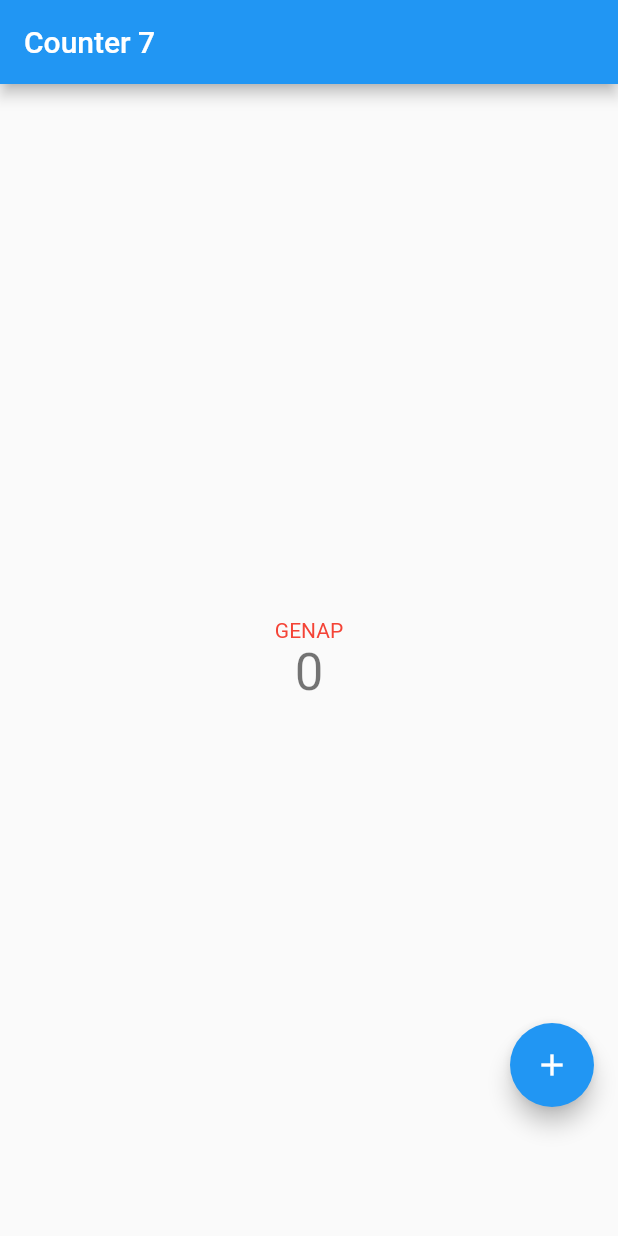
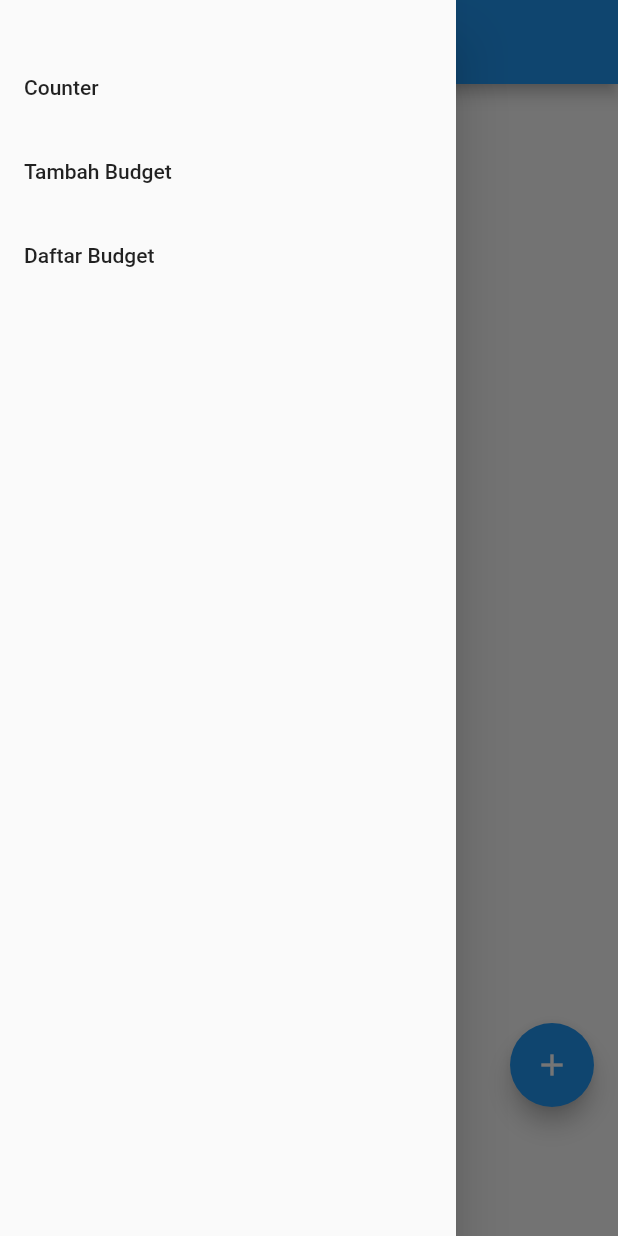
Before and after one commit to naiyayunir/flutter-assignments, a Flutter app: the MyHomePage screen opened directly, with the side drawer open (before the commit the screen has no drawer), on a phone screen of 412 x 824 dp. Run offline on Flutter 3.47's test engine with Material 2 defaults, Android fonts, the phone set to English and light mode, and no system bars.

```diff
--- a/counter_7/lib/main.dart
+++ b/counter_7/lib/main.dart
@@ -1,4 +1,7 @@
 import 'package:flutter/material.dart';
+import 'package:counter_7/tambahBudget.dart';
+import 'package:counter_7/dataBudget.dart';
+
 
 void main() {
   runApp(const MyApp());
@@ -22,15 +25,6 @@ class MyApp extends StatelessWidget {
 
 class MyHomePage extends StatefulWidget {
   const MyHomePage({super.key, required this.title});
-
-  // This widget is the home page of your application. It is stateful, meaning
-  // that it has a State object (defined below) that contains fields that affect
-  // how it looks.
-
-  // This class is the configuration for the state. It holds the values (in this
-  // case the title) provided by the parent (in this case the App widget) and
-  // used by the build method of the State. Fields in a Widget subclass are
-  // always marked "final".
 
   final String title;
 
@@ -56,28 +50,50 @@ class _MyHomePageState extends State<MyHomePage> {
   Widget build(BuildContext context) {
     return Scaffold(
       appBar: AppBar(
-        // Here we take the value from the MyHomePage object that was created by
-        // the App.build method, and use it to set our appbar title.
         title: Text(widget.title),
+      ), //menambahkan drawer menu
+      drawer: Drawer(
+      child: Column(
+        children: [
+          // Menambahkan clickable menu
+          const Padding(
+                padding: EdgeInsets.fromLTRB(0, 30, 0, 0),
+              ),
+          ListTile(
+            title: const Text('Counter'),
+            onTap: () {
+              // Route menu ke halaman utama
+              Navigator.pushReplacement(
+                context,
+                MaterialPageRoute(builder: (context) => const MyHomePage(title: 'Home Page',)),
+              );
+            },
+          ),
+          ListTile(
+            title: const Text('Tambah Budget'),
+            onTap: () {
+              // Route menu ke halaman form
+              Navigator.pushReplacement(
+                context,
+                MaterialPageRoute(builder: (context) => const TambahBudgetPage()),
+              );
+            },
+          ),
+          ListTile(
+            title: const Text('Daftar Budget'),
+            onTap: () {
+              // Route menu ke halaman form
+              Navigator.pushReplacement(
+                context,
+                MaterialPageRoute(builder: (context) => const DataBudgetPage()),
+              );
+            },
+          ),
+        ],
       ),
+    ),
       body: Center(
-        // Center is a layout widget. It takes a single child and positions it
-        // in the middle of the parent.
         child: Column(
-          // Column is also a layout widget. It takes a list of children and
-          // arranges them vertically. By default, it sizes itself to fit its
-          // children horizontally, and tries to be as tall as its parent.
-          //
-          // Invoke "debug painting" (press "p" in the console, choose the
-          // "Toggle Debug Paint" action from the Flutter Inspector in Android
-          // Studio, or the "Toggle Debug Paint" command in Visual Studio Code)
-          // to see the wireframe for each widget.
-          //
-          // Column has various properties to control how it sizes itself and
-          // how it positions its children. Here we use mainAxisAlignment to
-          // center the children vertically; the main axis here is the vertical
-          // axis because Columns are vertical (the cross axis would be
-          // horizontal).
           mainAxisAlignment: MainAxisAlignment.center,
           children: <Widget>[
             Text(
@@ -111,7 +127,7 @@ class _MyHomePageState extends State<MyHomePage> {
             )
           ],
         ),
-      ),// This trailing comma makes auto-formatting nicer for build methods.
+      ),
     );
   }
 }
```
Also changed, not shown: counter_7/lib/dataBudget.dart (added, +69 -0 lines), counter_7/lib/tambahBudget.dart (added, +69 -0 lines).
